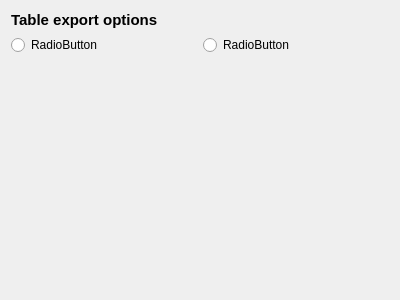
First picture: the form in src/gui/widgets/options/ui/export_table_options.ui, repository Vin985/ecosongs, before the edit.
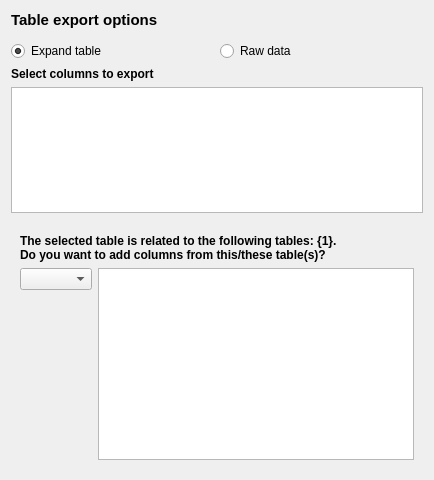
Second picture: the form after the edit. Custom widgets are drawn as their Qt base class.

Commit message: export table logic

```diff
--- a/src/gui/widgets/options/ui/export_table_options.ui
+++ b/src/gui/widgets/options/ui/export_table_options.ui
@@ -6,15 +6,87 @@
    <rect>
     <x>0</x>
     <y>0</y>
-    <width>400</width>
-    <height>300</height>
+    <width>434</width>
+    <height>480</height>
    </rect>
   </property>
   <property name="windowTitle">
    <string>Form</string>
   </property>
   <layout class="QGridLayout" name="gridLayout">
-   <item row="2" column="0" colspan="2">
+   <item row="0" column="0" colspan="2">
+    <widget class="QLabel" name="label">
+     <property name="font">
+      <font>
+       <pointsize>11</pointsize>
+       <weight>75</weight>
+       <bold>true</bold>
+      </font>
+     </property>
+     <property name="text">
+      <string>Table export options</string>
+     </property>
+    </widget>
+   </item>
+   <item row="3" column="0">
+    <widget class="QLabel" name="label_2">
+     <property name="font">
+      <font>
+       <weight>75</weight>
+       <bold>true</bold>
+      </font>
+     </property>
+     <property name="text">
+      <string>Select columns to export</string>
+     </property>
+    </widget>
+   </item>
+   <item row="4" column="0" colspan="2">
+    <widget class="CheckableList" name="list_columns">
+     <property name="sizePolicy">
+      <sizepolicy hsizetype="Expanding" vsizetype="Preferred">
+       <horstretch>0</horstretch>
+       <verstretch>0</verstretch>
+      </sizepolicy>
+     </property>
+    </widget>
+   </item>
+   <item row="2" column="1">
+    <widget class="QRadioButton" name="radio_raw">
+     <property name="toolTip">
+      <string>Export the table </string>
+     </property>
+     <property name="text">
+      <string>Raw data</string>
+     </property>
+     <attribute name="buttonGroup">
+      <string notr="true">buttonGroup</string>
+     </attribute>
+    </widget>
+   </item>
+   <item row="5" column="0" colspan="2">
+    <widget class="QWidget" name="widget" native="true"/>
+   </item>
+   <item row="2" column="0">
+    <widget class="QRadioButton" name="radio_expand">
+     <property name="toolTip">
+      <string>Expand the table by adding columns from related tables</string>
+     </property>
+     <property name="text">
+      <string>Expand table</string>
+     </property>
+     <property name="checked">
+      <bool>true</bool>
+     </property>
+     <attribute name="buttonGroup">
+      <string notr="true">buttonGroup</string>
+     </attribute>
+    </widget>
+   </item>
+   <item row="1" column="0">
+    <widget class="FileChooser" name="file_chooser" native="true"/>
+   </item>
+   <item row="9" column="0" colspan="2">
     <spacer name="verticalSpacer">
      <property name="orientation">
       <enum>Qt::Vertical</enum>
@@ -27,42 +99,71 @@
      </property>
     </spacer>
    </item>
-   <item row="1" column="1">
-    <widget class="QRadioButton" name="radio_expand">
-     <property name="text">
-      <string>RadioButton</string>
-     </property>
-     <attribute name="buttonGroup">
-      <string notr="true">buttonGroup</string>
-     </attribute>
-    </widget>
-   </item>
-   <item row="1" column="0">
-    <widget class="QRadioButton" name="radio_raw">
-     <property name="text">
-      <string>RadioButton</string>
-     </property>
-     <attribute name="buttonGroup">
-      <string notr="true">buttonGroup</string>
-     </attribute>
-    </widget>
-   </item>
-   <item row="0" column="0" colspan="2">
-    <widget class="QLabel" name="label">
-     <property name="font">
-      <font>
-       <pointsize>11</pointsize>
-       <weight>75</weight>
-       <bold>true</bold>
-      </font>
-     </property>
-     <property name="text">
-      <string>Table export options</string>
-     </property>
+   <item row="7" column="0" colspan="2">
+    <widget class="QWidget" name="expand_widget" native="true">
+     <layout class="QGridLayout" name="gridLayout_2">
+      <item row="0" column="0" colspan="2">
+       <widget class="QLabel" name="lbl_expand">
+        <property name="font">
+         <font>
+          <weight>75</weight>
+          <bold>true</bold>
+         </font>
+        </property>
+        <property name="text">
+         <string>The selected table is related to the following tables: {1}.
+Do you want to add columns from this/these table(s)?</string>
+        </property>
+        <property name="wordWrap">
+         <bool>true</bool>
+        </property>
+       </widget>
+      </item>
+      <item row="1" column="0">
+       <layout class="QVBoxLayout" name="verticalLayout">
+        <item>
+         <widget class="QComboBox" name="combo_expand_table">
+          <property name="styleSheet">
+           <string notr="true"/>
+          </property>
+         </widget>
+        </item>
+        <item>
+         <spacer name="verticalSpacer_2">
+          <property name="orientation">
+           <enum>Qt::Vertical</enum>
+          </property>
+          <property name="sizeHint" stdset="0">
+           <size>
+            <width>20</width>
+            <height>40</height>
+           </size>
+          </property>
+         </spacer>
+        </item>
+       </layout>
+      </item>
+      <item row="1" column="1">
+       <widget class="CheckableList" name="list_expand_columns"/>
+      </item>
+     </layout>
     </widget>
    </item>
   </layout>
  </widget>
+ <customwidgets>
+  <customwidget>
+   <class>FileChooser</class>
+   <extends>QWidget</extends>
+   <header>gui.widgets.common.file_chooser.h</header>
+   <container>1</container>
+  </customwidget>
+  <customwidget>
+   <class>CheckableList</class>
+   <extends>QListWidget</extends>
+   <header>gui.widgets.common.checkable_list.h</header>
+  </customwidget>
+ </customwidgets>
  <resources/>
  <connections/>
  <buttongroups>
```
The commit also changes 4 other files.
